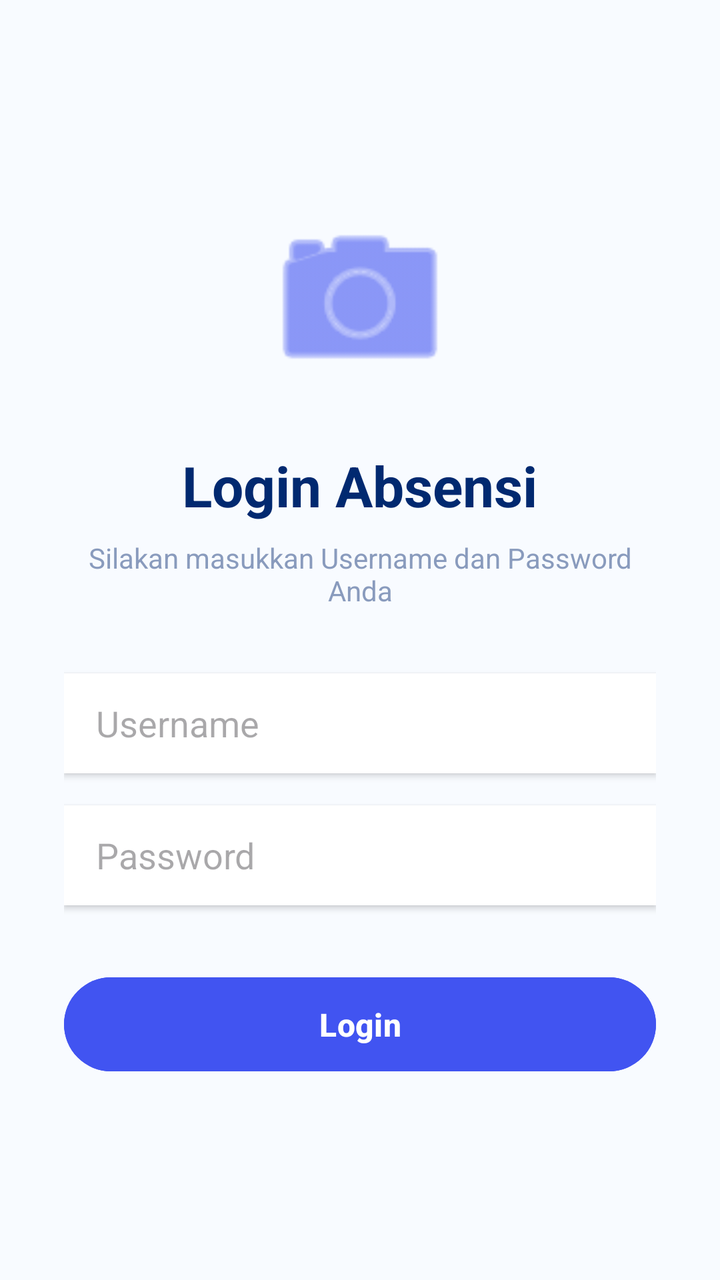
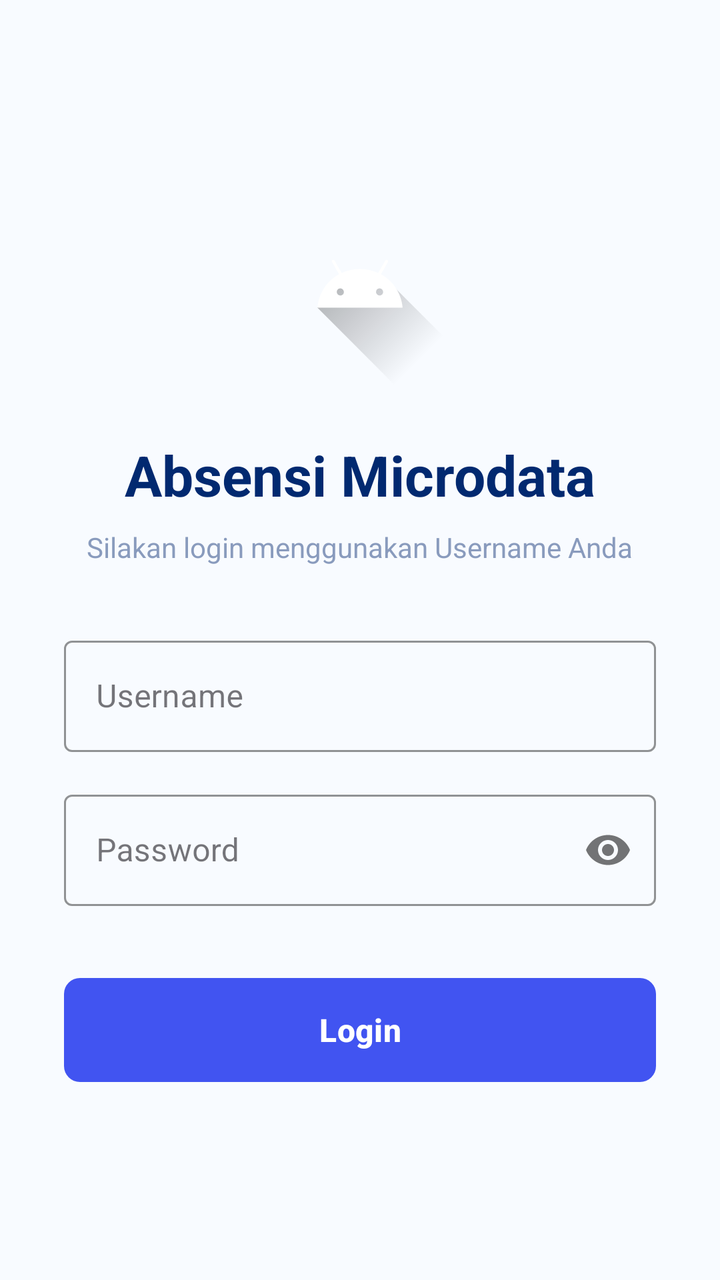

The first picture is an Android layout as it rendered before a commit; the second is the same layout after the commit. The layout source and the unified diff follow.
<!-- AndroidManifest.xml: application theme Theme.AbsensiMicrodata -->
<!-- res/layout/activity_login.xml -->
<?xml version="1.0" encoding="utf-8"?>
<LinearLayout xmlns:android="http://schemas.android.com/apk/res/android"
    xmlns:app="http://schemas.android.com/apk/res-auto"
    android:layout_width="match_parent"
    android:layout_height="match_parent"
    android:orientation="vertical"
    android:gravity="center"
    android:padding="32dp"
    android:background="#F8FBFF">

    <ImageView
        android:layout_width="100dp"
        android:layout_height="100dp"
        android:src="@android:drawable/ic_menu_camera"
        android:layout_marginBottom="24dp"
        app:tint="#4154F1" />

    <TextView
        android:layout_width="wrap_content"
        android:layout_height="wrap_content"
        android:text="Login Absensi"
        android:textSize="28sp"
        android:textStyle="bold"
        android:textColor="#012970"
        android:layout_marginBottom="8dp" />

    <TextView
        android:layout_width="wrap_content"
        android:layout_height="wrap_content"
        android:text="Silakan masukkan Username dan Password Anda"
        android:textSize="14sp"
        android:textColor="#899BBD"
        android:textAlignment="center"
        android:layout_marginBottom="32dp" />

    <EditText
        android:id="@+id/etNik"
        android:layout_width="match_parent"
        android:layout_height="50dp"
        android:hint="Username"
        android:inputType="text"
        android:paddingStart="16dp"
        android:paddingEnd="16dp"
        android:background="#FFFFFF"
        android:elevation="2dp"
        android:layout_marginBottom="16dp" />

    <EditText
        android:id="@+id/etPassword"
        android:layout_width="match_parent"
        android:layout_height="50dp"
        android:hint="Password"
        android:inputType="textPassword"
        android:paddingStart="16dp"
        android:paddingEnd="16dp"
        android:background="#FFFFFF"
        android:elevation="2dp"
        android:layout_marginBottom="32dp" />

    <Button
        android:id="@+id/btnLogin"
        android:layout_width="match_parent"
        android:layout_height="55dp"
        android:text="Login"
        android:textAllCaps="false"
        android:textSize="16sp"
        android:textStyle="bold"
        android:backgroundTint="#4154F1"
        android:textColor="#FFFFFF" />

</LinearLayout>
<!-- resources referenced by this layout -->
<resources>
  <style name="Theme.AbsensiMicrodata" parent="Base.Theme.AbsensiMicrodata" />
  <style name="Base.Theme.AbsensiMicrodata" parent="Theme.Material3.DayNight.NoActionBar">
          
          
      </style>
</resources>

<!-- the commit's change to res/layout/activity_login.xml (unified diff, before → after) -->
@@ -1,24 +1,25 @@
 <?xml version="1.0" encoding="utf-8"?>
 <LinearLayout xmlns:android="http://schemas.android.com/apk/res/android"
     xmlns:app="http://schemas.android.com/apk/res-auto"
+    xmlns:tools="http://schemas.android.com/tools"
     android:layout_width="match_parent"
     android:layout_height="match_parent"
     android:orientation="vertical"
     android:gravity="center"
     android:padding="32dp"
-    android:background="#F8FBFF">
+    android:background="#F8FBFF"
+    tools:context=".ui.LoginActivity">
 
     <ImageView
         android:layout_width="100dp"
         android:layout_height="100dp"
-        android:src="@android:drawable/ic_menu_camera"
-        android:layout_marginBottom="24dp"
-        app:tint="#4154F1" />
+        android:src="@drawable/ic_launcher_foreground"
+        android:layout_marginBottom="24dp" />
 
     <TextView
         android:layout_width="wrap_content"
         android:layout_height="wrap_content"
-        android:text="Login Absensi"
+        android:text="Absensi Microdata"
         android:textSize="28sp"
         android:textStyle="bold"
         android:textColor="#012970"
@@ -27,45 +28,54 @@
     <TextView
         android:layout_width="wrap_content"
         android:layout_height="wrap_content"
-        android:text="Silakan masukkan Username dan Password Anda"
+        android:text="Silakan login menggunakan Username Anda"
+        android:textColor="#899BBD"
         android:textSize="14sp"
-        android:textColor="#899BBD"
-        android:textAlignment="center"
         android:layout_marginBottom="32dp" />
 
-    <EditText
-        android:id="@+id/etNik"
+    <com.google.android.material.textfield.TextInputLayout
         android:layout_width="match_parent"
-        android:layout_height="50dp"
+        android:layout_height="wrap_content"
         android:hint="Username"
-        android:inputType="text"
-        android:paddingStart="16dp"
-        android:paddingEnd="16dp"
-        android:background="#FFFFFF"
-        android:elevation="2dp"
-        android:layout_marginBottom="16dp" />
+        app:boxStrokeColor="#4154F1"
+        app:hintTextColor="#4154F1"
+        style="@style/Widget.MaterialComponents.TextInputLayout.OutlinedBox"
+        android:layout_marginBottom="16dp">
 
-    <EditText
-        android:id="@+id/etPassword"
+        <com.google.android.material.textfield.TextInputEditText
+            android:id="@+id/etUser"
+            android:layout_width="match_parent"
+            android:layout_height="wrap_content"
+            android:inputType="text"
+            android:maxLines="1" />
+    </com.google.android.material.textfield.TextInputLayout>
+
+    <com.google.android.material.textfield.TextInputLayout
         android:layout_width="match_parent"
-        android:layout_height="50dp"
+        android:layout_height="wrap_content"
         android:hint="Password"
-        android:inputType="textPassword"
-        android:paddingStart="16dp"
-        android:paddingEnd="16dp"
-        android:background="#FFFFFF"
-        android:elevation="2dp"
-        android:layout_marginBottom="32dp" />
+        app:passwordToggleEnabled="true"
+        app:boxStrokeColor="#4154F1"
+        app:hintTextColor="#4154F1"
+        style="@style/Widget.MaterialComponents.TextInputLayout.OutlinedBox"
+        android:layout_marginBottom="32dp">
 
-    <Button
+        <com.google.android.material.textfield.TextInputEditText
+            android:id="@+id/etPassword"
+            android:layout_width="match_parent"
+            android:layout_height="wrap_content"
+            android:inputType="textPassword"
+            android:maxLines="1" />
+    </com.google.android.material.textfield.TextInputLayout>
+
+    <com.google.android.material.button.MaterialButton
         android:id="@+id/btnLogin"
         android:layout_width="match_parent"
-        android:layout_height="55dp"
+        android:layout_height="60dp"
         android:text="Login"
-        android:textAllCaps="false"
         android:textSize="16sp"
         android:textStyle="bold"
-        android:backgroundTint="#4154F1"
-        android:textColor="#FFFFFF" />
+        app:cornerRadius="8dp"
+        app:backgroundTint="#4154F1" />
 
 </LinearLayout>
<!-- resource entries referenced after the edit -->
@@ -1,5 +1,36 @@
 <!-- resources referenced by this layout -->
 <resources>
+  <!-- drawable ic_launcher_foreground (drawable) -->
+  <vector xmlns:android="http://schemas.android.com/apk/res/android"
+      xmlns:aapt="http://schemas.android.com/aapt"
+      android:width="108dp"
+      android:height="108dp"
+      android:viewportWidth="108"
+      android:viewportHeight="108">
+      <path android:pathData="M31,63.928c0,0 6.4,-11 12.1,-13.1c7.2,-2.6 26,-1.4 26,-1.4l38.1,38.1L107,108.928l-32,-1L31,63.928z">
+          <aapt:attr name="android:fillColor">
+              <gradient
+                  android:endX="85.84757"
+                  android:endY="92.4963"
+                  android:startX="42.9492"
+                  android:startY="49.59793"
+                  android:type="linear">
+                  <item
+                      android:color="#44000000"
+                      android:offset="0.0" />
+                  <item
+                      android:color="#00000000"
+                      android:offset="1.0" />
+              </gradient>
+          </aapt:attr>
+      </path>
+      <path
+          android:fillColor="#FFFFFF"
+          android:fillType="nonZero"
+          android:pathData="M65.3,45.828l3.8,-6.6c0.2,-0.4 0.1,-0.9 -0.3,-1.1c-0.4,-0.2 -0.9,-0.1 -1.1,0.3l-3.9,6.7c-6.3,-2.8 -13.4,-2.8 -19.7,0l-3.9,-6.7c-0.2,-0.4 -0.7,-0.5 -1.1,-0.3C38.8,38.328 38.7,38.828 38.9,39.228l3.8,6.6C36.2,49.428 31.7,56.028 31,63.928h46C76.3,56.028 71.8,49.428 65.3,45.828zM43.4,57.328c-0.8,0 -1.5,-0.5 -1.8,-1.2c-0.3,-0.7 -0.1,-1.5 0.4,-2.1c0.5,-0.5 1.4,-0.7 2.1,-0.4c0.7,0.3 1.2,1 1.2,1.8C45.3,56.528 44.5,57.328 43.4,57.328L43.4,57.328zM64.6,57.328c-0.8,0 -1.5,-0.5 -1.8,-1.2s-0.1,-1.5 0.4,-2.1c0.5,-0.5 1.4,-0.7 2.1,-0.4c0.7,0.3 1.2,1 1.2,1.8C66.5,56.528 65.6,57.328 64.6,57.328L64.6,57.328z"
+          android:strokeWidth="1"
+          android:strokeColor="#00000000" />
+  </vector>
   <style name="Theme.AbsensiMicrodata" parent="Base.Theme.AbsensiMicrodata" />
   <style name="Base.Theme.AbsensiMicrodata" parent="Theme.Material3.DayNight.NoActionBar">
           
